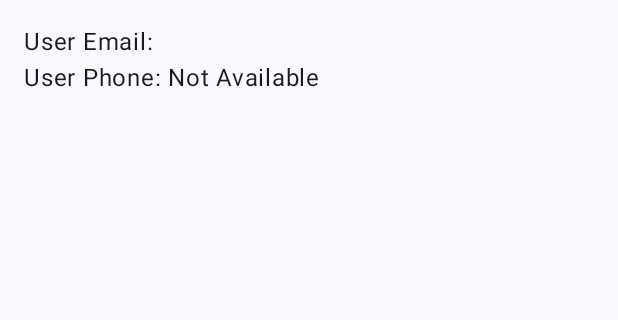
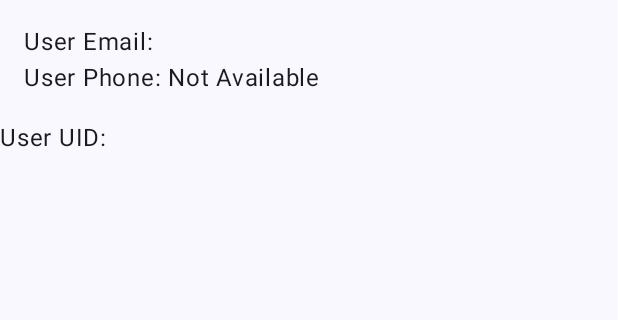
Before and after one commit to pdimu/MastroPal-Your-Friend-Your-Teacher, an Android app built with Jetpack Compose: the composable HomeScreen called with empty values, item 3 of the bottom bar chosen, on a phone screen of 412 x 824 dp, the part 96-416 px from its top. Run offline under Robolectric (Android 15) with nearby library versions, the phone set to English and light mode, and no system bars; our stand-ins replace Firebase (no records; nobody signed in at launch, a user with empty details on screens opened directly), accompanist; libraries missing offline, so code that uses them is left out: androidx.benchmark.perfetto.

Commit message:
Mastro Pal - Tutor App

```diff
--- a/app/src/main/java/com/example/tutorapp1/HomeScreen.kt
+++ b/app/src/main/java/com/example/tutorapp1/HomeScreen.kt
@@ -98,6 +98,7 @@ fun HomeScreen(
     var isInsideSubpage by remember { mutableStateOf(false) }
 
     var userPhone by remember { mutableStateOf("") }
+    var passwordEntered by remember { mutableStateOf("") }
 
     // Track whether to reset Categories navigation
     var resetCategories by remember { mutableStateOf(false) }
@@ -223,13 +224,16 @@ fun HomeScreen(
                     userName = userId,
                     onLogout = { onLogout() }
                 )
-                2 -> UserDetailFetcher(
+                2 -> Column {
+                    UserDetailFetcher(
                         userId = userId,
                         content = { email, phone ->
                             userPhone = phone
                             UserDetailCard(userEmail = userEmail, userPhone = phone)
                         }
                     )
+                    UserUID(userId = userId)
+                }
                     //SearchScreen()
                 3 -> UserProfile(userEmail = userEmail, userPhone = userPhone.takeIf { it.isNotEmpty() } ?: "Not Available")
             }
--- a/app/src/main/java/com/example/tutorapp1/SignUp.kt
+++ b/app/src/main/java/com/example/tutorapp1/SignUp.kt
@@ -203,10 +203,10 @@ fun SignUp(
                                                     .setValue(
                                                         mapOf(
                                                         "email" to email,
-                                                        "phone" to phoneEntered.value
+                                                        "phone" to phoneEntered.value,
                                                         )
                                                     )
-                                                onSignUpSuccess(email)
+                                                onSignUpSuccess(uid)
                                             } else {
                                                 Toast.makeText(context, task.exception?.message ?: "Error occurred", Toast.LENGTH_SHORT).show()
                                             }
```
Also changed, not shown: app/src/main/java/com/example/tutorapp1/UserDetailFetcher.kt (+47 -0 lines). Lines whose indentation alone changed are shown as unchanged.
